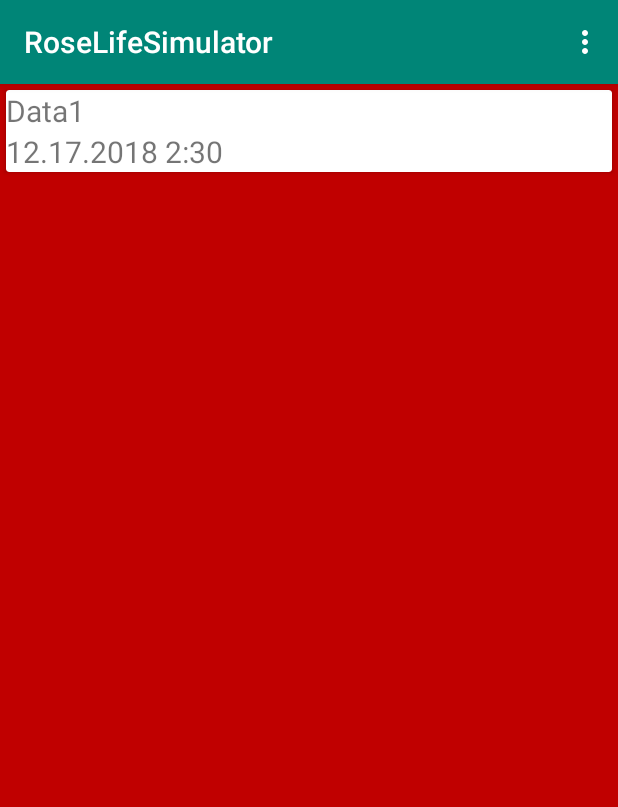
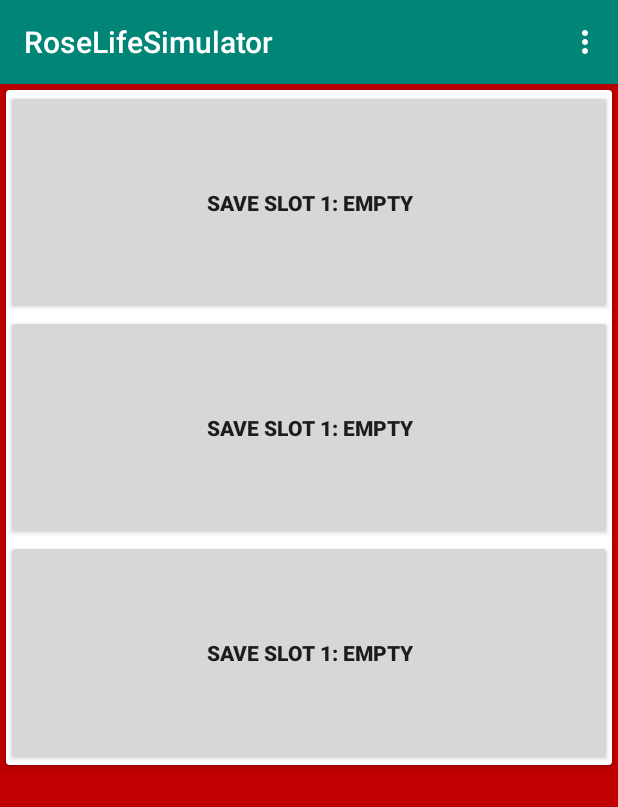
Before and after one commit to Yiiiiiiifeiiiiiiii/RoseLifeSimulator, an Android app: the screen it shows after launch (MainActivity), in the options menu, after a tap on "Save/Load", on a phone screen of 412 x 824 dp. Shown: the top 807 px of the screen. Run offline under Robolectric (Android 15) with nearby library versions, the phone set to English and light mode, and no system bars.

Commit message:
work on save/load fragment

```diff
--- a/Project/app/src/main/java/rose/cheny16/projectfragment/MainActivity.kt
+++ b/Project/app/src/main/java/rose/cheny16/projectfragment/MainActivity.kt
@@ -2,9 +2,7 @@ package rose.cheny16.projectfragment
 
 import android.support.v7.app.AppCompatActivity
 import android.os.Bundle
-import android.support.v4.app.FragmentManager
 import android.support.v4.app.FragmentTransaction
-import android.view.LayoutInflater
 import android.view.Menu
 import android.view.MenuItem
 import kotlinx.android.synthetic.main.activity_main.*
@@ -41,10 +39,10 @@ class MainActivity : AppCompatActivity(), fragment_mainpage.IgetFt{
                 true
             }
             R.id.action_saveload -> {
-                var ft = supportFragmentManager.beginTransaction()
-                ft.replace(R.id.fragment_container,fragment_saveload(),"login")
-                ft.addToBackStack("list")
-                ft.commit()
+                var saveloadFT = supportFragmentManager.beginTransaction()
+                saveloadFT.replace(R.id.fragment_container,fragment_saveload(),"login")
+                saveloadFT.addToBackStack("list")
+                saveloadFT.commit()
                 true
             }
             else -> super.onOptionsItemSelected(item)
--- a/Project/app/src/main/java/rose/cheny16/projectfragment/fragment_saveload.kt
+++ b/Project/app/src/main/java/rose/cheny16/projectfragment/fragment_saveload.kt
@@ -41,11 +41,11 @@ class fragment_saveload : Fragment() {
         inflater: LayoutInflater, container: ViewGroup?,
         savedInstanceState: Bundle?
     ): View? {
-        return return inflater.inflate(R.layout.save_load, container, false)
+        return return inflater.inflate(R.layout.save_load2, container, false)
     }
 
     // TODO: Rename method, update argument and hook method into UI event
-    fun onButtonPressed(uri: Uri) {
+    fun onButtonPressed(uri: Int) {
         listener?.onFragmentInteraction(uri)
     }
 
@@ -76,7 +76,10 @@ class fragment_saveload : Fragment() {
      */
     interface OnFragmentInteractionListener {
         // TODO: Update argument type and name
-        fun onFragmentInteraction(uri: Uri)
+        fun onFragmentInteraction(uri: Int)
+
+
+
     }
 
     companion object {
--- a/Project/app/src/main/res/layout/login.xml
+++ b/Project/app/src/main/res/layout/login.xml
@@ -12,7 +12,7 @@
               android:layout_marginLeft="30dp"
     />
 
-    <EditText android:layout_width="wrap_content"
+    <EditText android:layout_width="112dp"
               android:layout_height="wrap_content"
               android:id="@+id/accountInput"
               android:layout_marginTop="30dp"
@@ -21,13 +21,13 @@
               android:hint="@string/account"
     />
 
-    <EditText android:layout_width="wrap_content"
+    <EditText android:layout_width="113dp"
               android:layout_height="wrap_content"
               android:id="@+id/passwordInput"
               android:layout_below="@id/accountInput"
               android:layout_centerHorizontal="true"
               android:hint="@string/password"
-    />
+              android:layout_marginTop="0dp"/>
 
     <Button android:layout_width="wrap_content"
             android:layout_below="@id/passwordInput"
--- a/Project/app/src/main/res/layout/save_load.xml
+++ b/Project/app/src/main/res/layout/save_load.xml
@@ -18,7 +18,7 @@
             android:id="@+id/data1_title"/>
 
     <TextView
-            android:text="12.17.2018 2:30"
+            android:text=""
             android:layout_width="wrap_content"
             android:layout_height="wrap_content"
             android:id="@+id/data1_date"
--- /dev/null
+++ b/Project/app/src/main/res/layout/save_load2.xml
@@ -0,0 +1,46 @@
+<?xml version="1.0" encoding="utf-8"?>
+<android.support.v7.widget.CardView
+        xmlns:android="http://schemas.android.com/apk/res/android"
+        xmlns:tools="http://schemas.android.com/tools"
+        android:layout_width="match_parent"
+        android:padding="4dp"
+        android:layout_margin="4dp"
+        android:layout_height="wrap_content">
+    <LinearLayout android:layout_width="match_parent"
+                  android:orientation="vertical"
+                  android:layout_height="wrap_content">
+
+        <!--<TextView-->
+                <!--android:text="Data1"-->
+                <!--android:layout_width="wrap_content"-->
+                <!--android:layout_height="wrap_content"-->
+                <!--android:textSize="20dp"-->
+                <!--android:id="@+id/data1_title"/>-->
+
+        <!--<TextView-->
+                <!--android:text=""-->
+                <!--android:layout_width="wrap_content"-->
+                <!--android:layout_height="wrap_content"-->
+                <!--android:id="@+id/data1_date"-->
+                <!--android:textSize="20dp"/>-->
+        <Button android:id="@+id/save_button1"
+                android:text="@string/save_slot_info_1"
+                android:textStyle="bold"
+                android:layout_width="match_parent" android:layout_height="150dp"
+
+        />
+        <Button android:id="@+id/save_button2"
+                android:text="@string/save_slot_info_1"
+                android:textStyle="bold"
+                android:layout_width="match_parent" android:layout_height="150dp"
+
+        />
+        <Button android:id="@+id/save_button3"
+                android:text="@string/save_slot_info_1"
+                android:textStyle="bold"
+                android:layout_width="match_parent" android:layout_height="150dp"
+
+        />
+
+    </LinearLayout>
+</android.support.v7.widget.CardView>
--- a/Project/app/src/main/res/values/strings.xml
+++ b/Project/app/src/main/res/values/strings.xml
@@ -27,6 +27,11 @@
     <string name="bsb_hall">BSB Hall</string>
     <string name="unknown">Unknown???</string>
 
+
+    <!-- save string -->
+    <string name="save_time">12.17.2018 2:30</string>
+    <string name="save_slot_info_1">save slot 1: empty</string>
+
     <!-- TODO: Remove or change this placeholder text -->
     <string name="hello_blank_fragment">Hello blank fragment</string>
 </resources>
```
Also changed, not shown: Project/app/src/main/java/rose/cheny16/projectfragment/SaveLoadAdapter.kt (+10 -4 lines), Project/app/src/main/java/rose/cheny16/projectfragment/SaveLoadViewHolder.kt (+12 -0 lines), Project/app/src/main/java/rose/cheny16/projectfragment/models/SaveFile.kt (added, +21 -0 lines), Project/app/src/main/java/rose/cheny16/projectfragment/models/SaveString.kt (added, +19 -0 lines), Project/app/src/main/java/rose/cheny16/projectfragment/models/Status.kt (deleted, +0 -10 lines).
